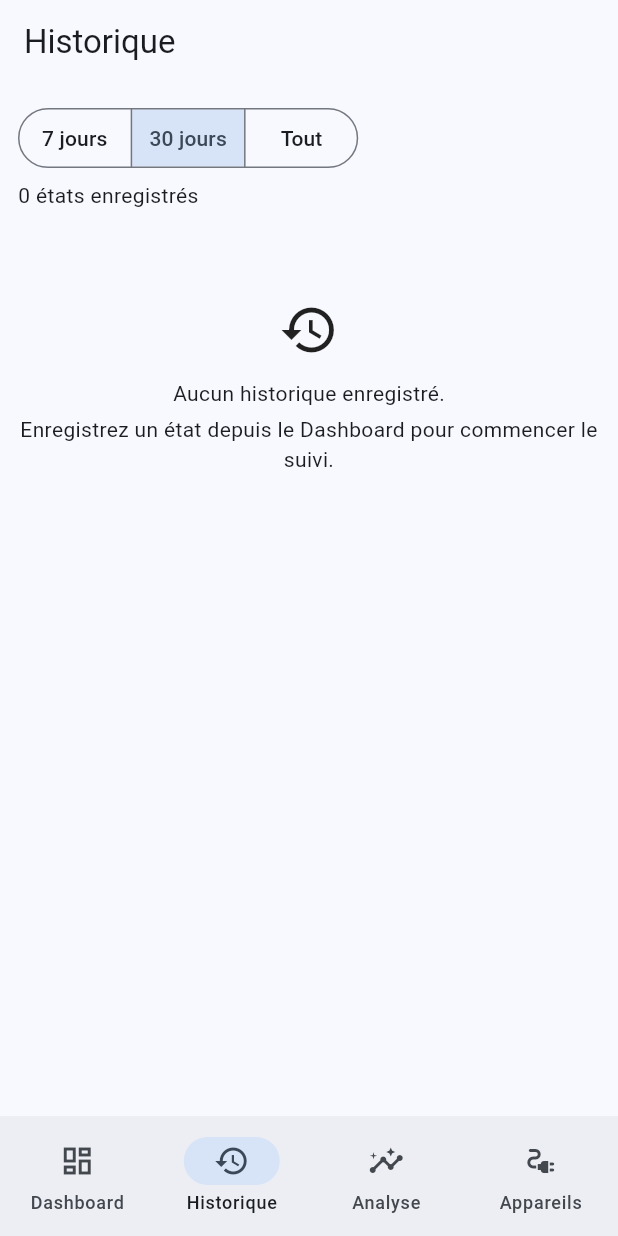
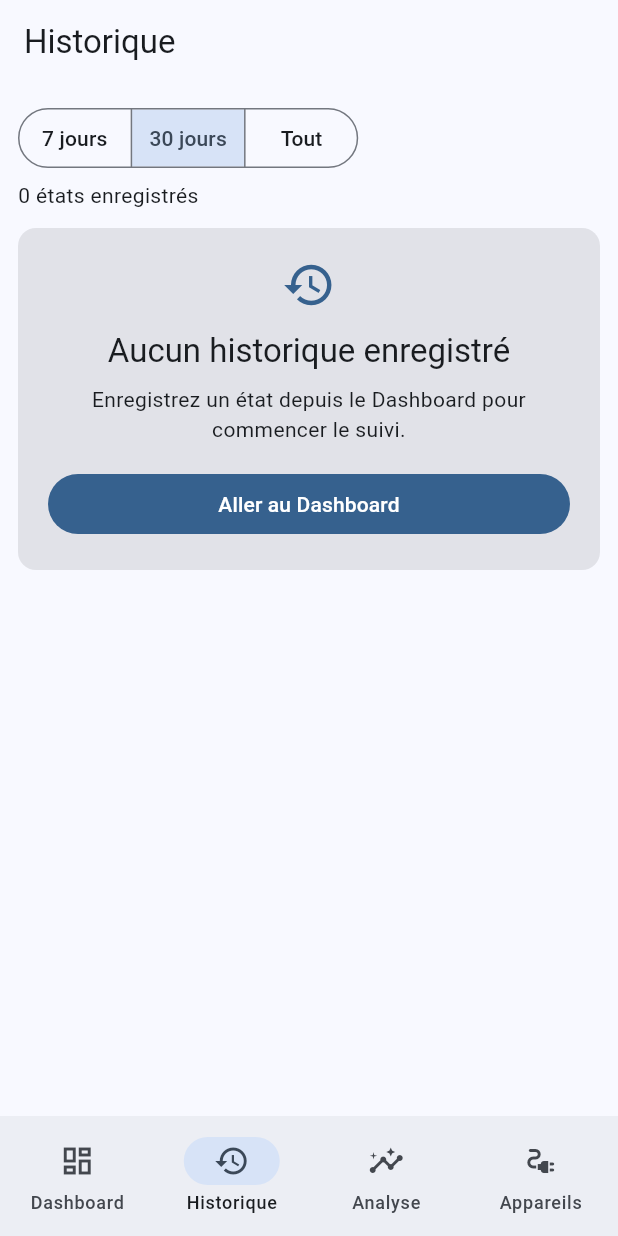
Before and after one commit to ndiayemtr/sama_courant, a Flutter app: the ConsumptionHistoryPage screen opened by its route, on a phone screen of 412 x 824 dp. Run offline on Flutter 3.47's test engine with Material 3 defaults, Android fonts, the phone set to English and light mode, and no system bars; our stand-ins replace drift, fl_chart, flutter_riverpod, go_router; accounts and stored records are empty; generated files the repository leaves out were written again.

Commit message:
harmoniser l’état apparaeil, historique et analyse

```diff
--- /dev/null
+++ b/lib/core/widgets/empty_state_card.dart
@@ -0,0 +1,43 @@
+import 'package:flutter/material.dart';
+
+class EmptyStateCard extends StatelessWidget {
+  final IconData icon;
+  final String title;
+  final String message;
+  final String actionLabel;
+  final VoidCallback? onAction;
+  const EmptyStateCard({
+    super.key,
+    required this.icon,
+    required this.title,
+    required this.message,
+    required this.actionLabel,
+    required this.onAction,
+  });
+  @override
+  Widget build(BuildContext context) => Card.filled(
+    margin: EdgeInsets.zero,
+    child: Padding(
+      padding: const EdgeInsets.all(20),
+      child: Column(
+        crossAxisAlignment: CrossAxisAlignment.stretch,
+        children: [
+          Icon(icon, size: 36, color: Theme.of(context).colorScheme.primary),
+          const SizedBox(height: 12),
+          Text(
+            title,
+            textAlign: TextAlign.center,
+            style: Theme.of(context).textTheme.titleLarge,
+          ),
+          const SizedBox(height: 8),
+          Text(message, textAlign: TextAlign.center),
+          const SizedBox(height: 16),
+          FilledButton(
+            onPressed: onAction,
+            child: Text(actionLabel, textAlign: TextAlign.center),
+          ),
+        ],
+      ),
+    ),
+  );
+}
--- a/lib/features/appliances/presentation/pages/appliances_page.dart
+++ b/lib/features/appliances/presentation/pages/appliances_page.dart
@@ -93,7 +93,9 @@ class _AppliancesPageState extends ConsumerState<AppliancesPage> {
     return Scaffold(
       appBar: AppBar(title: const Text('Mes appareils')),
       body: _buildBody(context, ref, state),
-      floatingActionButton: FloatingActionButton.extended(
+      floatingActionButton: state.appliances.isEmpty
+          ? null
+          : FloatingActionButton.extended(
               onPressed: () {
                 // Le formulaire d'ajout sera ajouté dans une prochaine étape.
                 context.push('/appliances/add');
--- a/lib/features/consumption_history/presentation/pages/consumption_history_page.dart
+++ b/lib/features/consumption_history/presentation/pages/consumption_history_page.dart
@@ -1,4 +1,6 @@
 import 'package:flutter/material.dart';
+import 'package:go_router/go_router.dart';
+import '../../../../core/widgets/empty_state_card.dart';
 import 'package:flutter_riverpod/flutter_riverpod.dart';
 import 'package:intl/intl.dart';
 
@@ -98,21 +100,13 @@ class _ConsumptionHistoryPageState
                   );
                 }
                 if (snapshots.isEmpty) {
-                  return const Padding(
-                    padding: EdgeInsets.symmetric(vertical: 48),
-                    child: Column(
-                      children: [
-                        Icon(Icons.history_outlined, size: 40),
-                        SizedBox(height: 12),
-                        Text('Aucun historique enregistré.'),
-                        SizedBox(height: 4),
-                        Text(
-                          'Enregistrez un état depuis le Dashboard '
-                          'pour commencer le suivi.',
-                          textAlign: TextAlign.center,
-                        ),
-                      ],
-                    ),
+                  return EmptyStateCard(
+                    icon: Icons.history_outlined,
+                    title: 'Aucun historique enregistré',
+                    message:
+                        'Enregistrez un état depuis le Dashboard pour commencer le suivi.',
+                    actionLabel: 'Aller au Dashboard',
+                    onAction: () => context.go('/'),
                   );
                 }
 
```
Also changed, not shown: lib/features/analysis/presentation/pages/analysis_page.dart (+11 -0 lines), lib/features/appliances/presentation/widgets/empty_appliances.dart (+12 -40 lines), 2 other files. Lines whose indentation alone changed are shown as unchanged.
